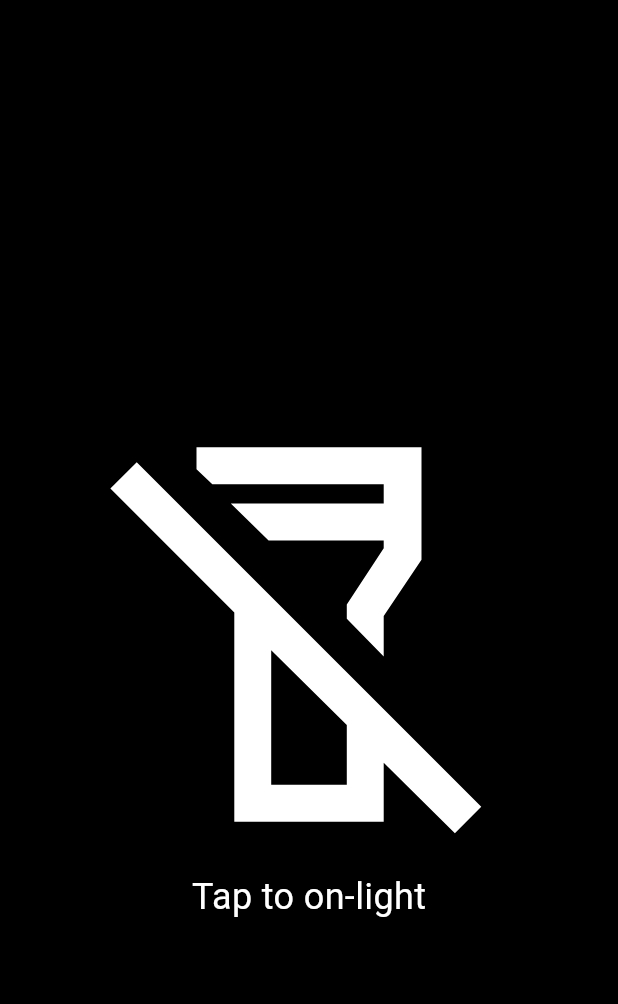
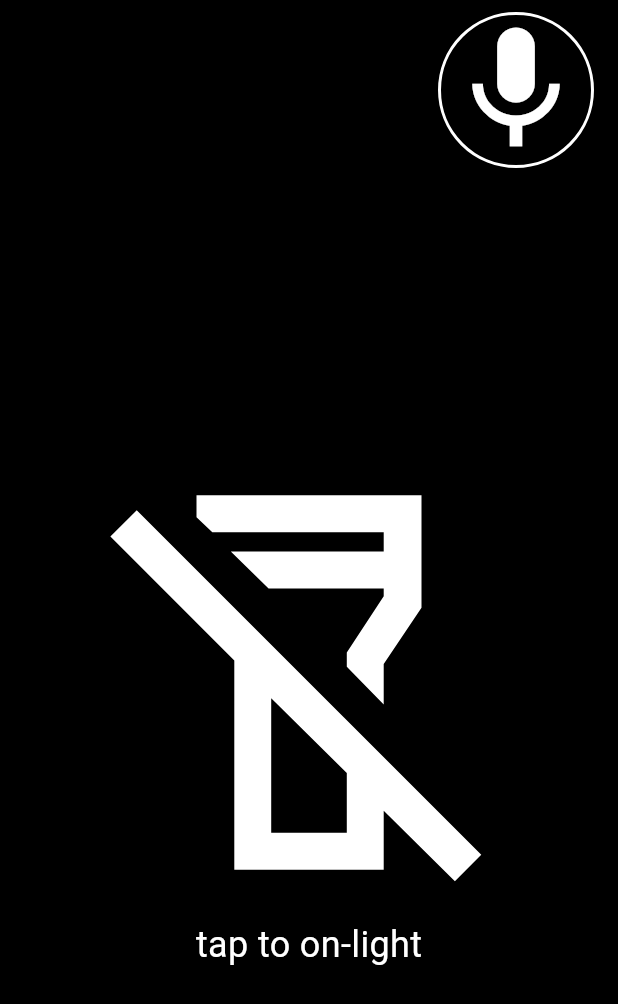
Before and after one commit to SAINTILLION/lamp_bot, a Flutter app: the LoginScreen screen opened directly, after a tap on "Next", on a phone screen of 412 x 824 dp. Shown: the top 1004 px of the screen. Run offline on Flutter 3.47's test engine with Material 3 defaults, Android fonts, the phone set to English and light mode, and no system bars.

Commit message:
finished the part flash light screen

```diff
--- a/lib/main.dart
+++ b/lib/main.dart
@@ -63,16 +63,6 @@ class MyHomePage extends StatelessWidget {
             ElevatedButton(
               onPressed: () {
                 // Sign up button logic
-              },
-              child:SizedBox(
-                width: MediaQuery.of(context).size.width * 0.6,
-                child: const Center(child: Text('sign up')),
-              )
-            ),
-            const SizedBox(height: 16),
-            ElevatedButton(
-              onPressed: () {
-                // Sign up button logic
                 Navigator.push(context, MaterialPageRoute(builder: (context)=>LoginScreen()));
               },
               child:SizedBox(
--- a/lib/presentation/flashlight.dart
+++ b/lib/presentation/flashlight.dart
@@ -1,23 +1,44 @@
 import 'package:flutter/material.dart';
 
-class FlashlightScreen extends StatelessWidget {
+class FlashlightScreen extends StatefulWidget {
   const FlashlightScreen({super.key});
 
   @override
+  State<FlashlightScreen> createState() => _FlashlightScreenState();
+}
+
+class _FlashlightScreenState extends State<FlashlightScreen> {
+  String state = "OFF";
+  @override
   Widget build(BuildContext context) {
+    String state = "OFF";
+    const String instruction = "tap to on-light";
     return Scaffold(
       appBar: AppBar(
         elevation: 0.0,
+        toolbarHeight: 120,
+        title: Align(
+          alignment: Alignment.topRight,
+          child: InkWell(
+            onTap: () {
+              //Add functionality for speeh recognition
+            },
+            child: Container(
+               decoration: BoxDecoration(
+                shape: BoxShape.circle,
+                border: Border.all(
+                  color: Colors.white, // Border color
+                  width: 2.0, // Border width
+                ),
+              ),
+              child: const Icon(Icons.mic, size: 100,)
+            )
+          ),
+        ),
         automaticallyImplyLeading: false,
         backgroundColor: Colors.black,
         foregroundColor: Colors.white,
-        actions:[
-          Container(
-            decoration: const BoxDecoration(
-              color: Colors.white
-            )
-          )
-        ],
+
       ),
       backgroundColor: Colors.black,
       body: Padding(
@@ -34,7 +55,7 @@ class FlashlightScreen extends StatelessWidget {
               ),
               // Text indicating tap to on-light
               const Text(
-                'Tap to on-light',
+                instruction,
                 style: TextStyle(
                   color: Colors.white,
                   fontSize: 24,
--- a/lib/presentation/login_screen.dart
+++ b/lib/presentation/login_screen.dart
@@ -40,6 +40,11 @@ class _LoginScreenState extends State<LoginScreen> {
           child: Column(
             mainAxisAlignment: MainAxisAlignment.center,
             children: [
+              Image.asset(
+              'assets/images/lamp_bot.jpeg',
+              width: 150,
+              height: 150,
+            ),
              const  Text(
                 'Lamp Bot',
                 style: TextStyle(
@@ -79,24 +84,6 @@ class _LoginScreenState extends State<LoginScreen> {
               const SizedBox(height: 32),
               ElevatedButton(
                 onPressed: () {
-                  // Connect Bluetooth logic
-                },
-                style: ElevatedButton.styleFrom(
-
-                  padding: const EdgeInsets.symmetric(horizontal: 32, vertical: 16),
-                ),
-                child: const Row(
-                  mainAxisSize: MainAxisSize.min,
-                  children: [
-                    Icon(Icons.bluetooth),
-                    SizedBox(width: 8),
-                    Text('Connect Bluetooth'),
-                  ],
-                ),
-              ),
-              const SizedBox(height: 16),
-              ElevatedButton(
-                onPressed: () {
                   // Next button logic
                   Navigator.push(context, MaterialPageRoute(builder: (context)=>FlashlightScreen()));
                 },
```
